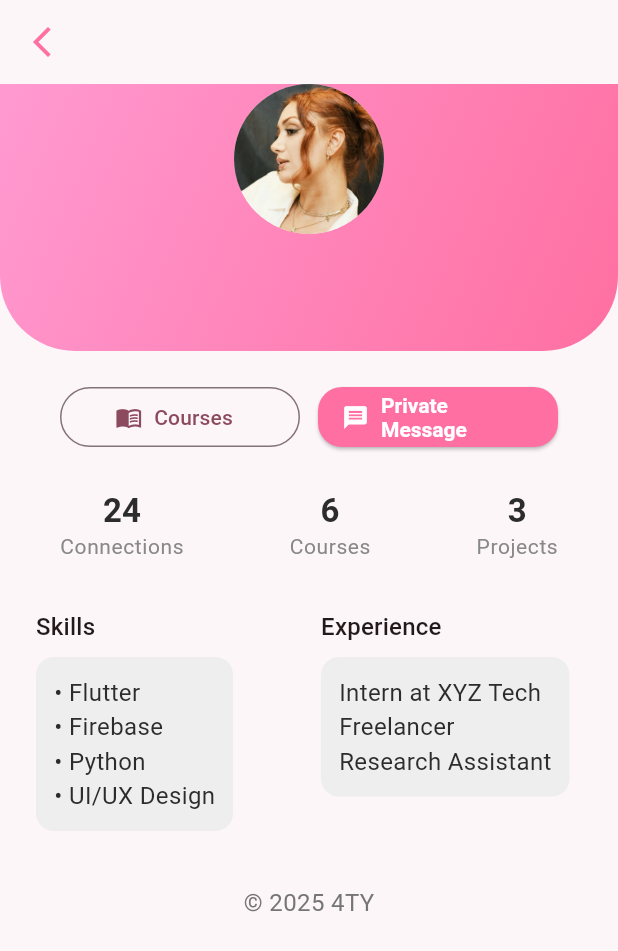
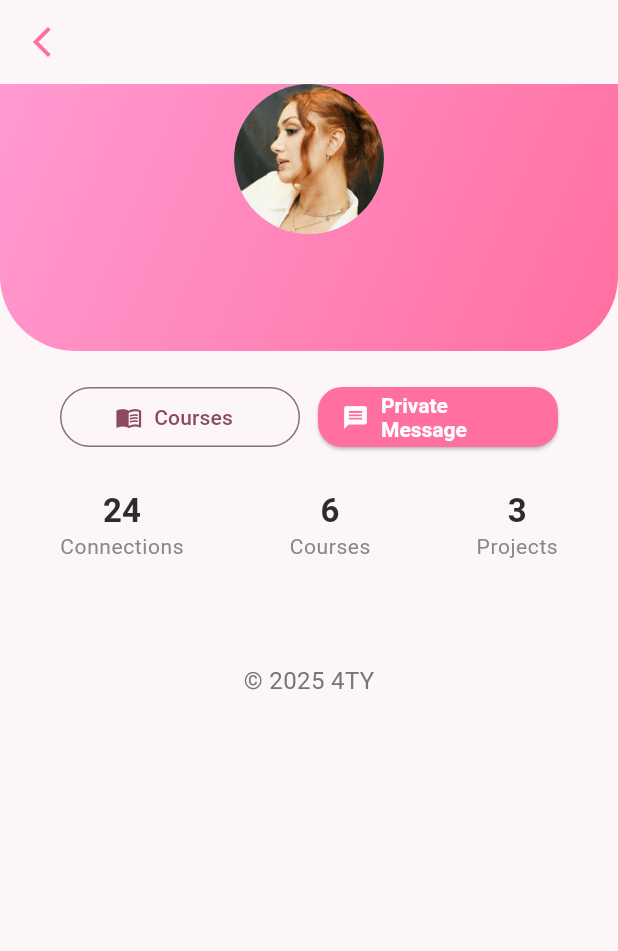
Before and after one commit to sadman2762/CampusConnect, a Flutter app: the ProfileScreen screen opened by its route, on a phone screen of 412 x 824 dp. Shown: the top 951 px of the screen. Run offline on Flutter 3.47's test engine with Material 3 defaults, Android fonts, the phone set to English and light mode, and no system bars; our stand-ins replace cloud_firestore, cloud_functions, file_picker, firebase_auth, firebase_core, firebase_storage and 2 more; accounts and stored records are empty; Roboto replaces fonts that are missing (Poppins).

Commit message:
deleted course and experience from pofile

```diff
--- a/lib/screens/profile/profile_screen.dart
+++ b/lib/screens/profile/profile_screen.dart
@@ -180,56 +180,8 @@ class ProfileScreen extends StatelessWidget {
 
                 const SizedBox(height: 32),
 
-                // Skills & Experience side by side
-                Padding(
-                  padding: const EdgeInsets.symmetric(horizontal: 24.0),
-                  child: Row(
-                    crossAxisAlignment: CrossAxisAlignment.start,
-                    children: [
-                      Expanded(
-                        child: Column(
-                          crossAxisAlignment: CrossAxisAlignment.start,
-                          children: [
-                            Text("Skills",
-                                style: Theme.of(context).textTheme.titleMedium),
-                            const SizedBox(height: 8),
-                            Container(
-                              padding: const EdgeInsets.all(12),
-                              decoration: BoxDecoration(
-                                color: Colors.grey.shade200,
-                                borderRadius: BorderRadius.circular(12),
-                              ),
-                              child: const Text(
-                                "• Flutter\n• Firebase\n• Python\n• UI/UX Design",
-                              ),
-                            ),
-                          ],
-                        ),
-                      ),
-                      const SizedBox(width: 16),
-                      Expanded(
-                        child: Column(
-                          crossAxisAlignment: CrossAxisAlignment.start,
-                          children: [
-                            Text("Experience",
-                                style: Theme.of(context).textTheme.titleMedium),
-                            const SizedBox(height: 8),
-                            Container(
-                              padding: const EdgeInsets.all(12),
-                              decoration: BoxDecoration(
-                                color: Colors.grey.shade200,
-                                borderRadius: BorderRadius.circular(12),
-                              ),
-                              child: const Text(
-                                "Intern at XYZ Tech\nFreelancer\nResearch Assistant",
-                              ),
-                            ),
-                          ],
-                        ),
-                      ),
-                    ],
-                  ),
-                ),
+                // Removed Skills & Experience section as requested
+                // (the Padding with Skills and Experience has been deleted here)
 
                 const SizedBox(height: 36),
 
```
